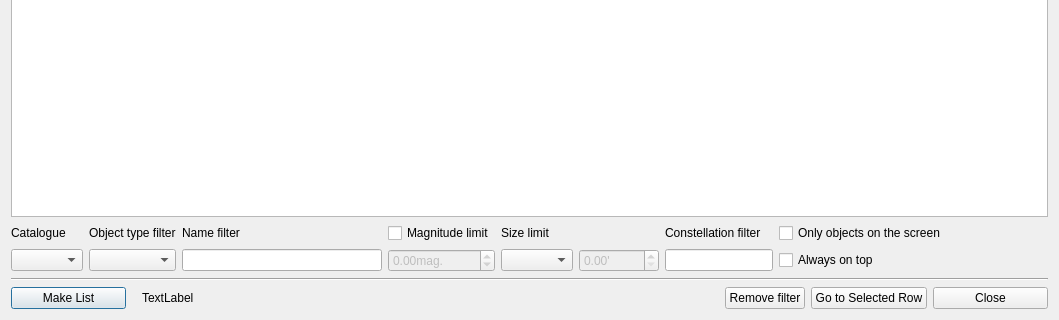
This is cdsocatalogue.ui in PavelMr/skytechx as Qt 5 draws it before an edit; both pictures show x 0 to 1059 and y 167 to 487 of the 1059 by 487 pixel window. The edited form follows.
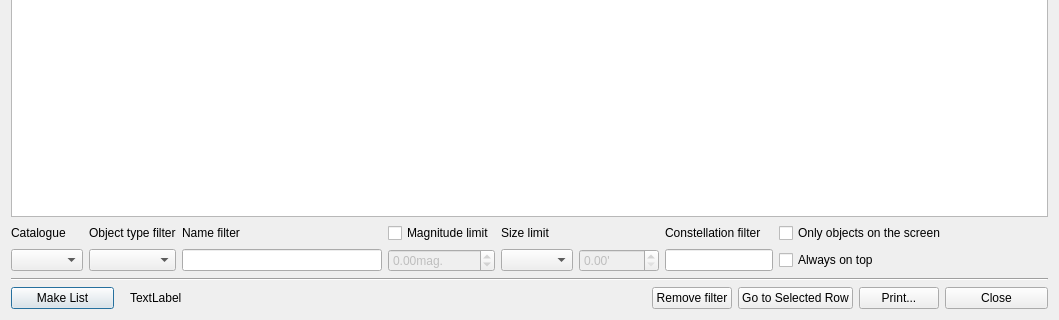
This is the edited form.

```diff
--- a/cdsocatalogue.ui
+++ b/cdsocatalogue.ui
@@ -192,7 +192,7 @@
     </layout>
    </item>
    <item row="5" column="0">
-    <layout class="QHBoxLayout" name="horizontalLayout" stretch="1,2,3,2,0,1,1">
+    <layout class="QHBoxLayout" name="horizontalLayout" stretch="1,2,3,2,0,1,0,1">
      <item>
       <widget class="QPushButton" name="pushButton_2">
        <property name="text">
@@ -250,6 +250,13 @@
        </property>
       </widget>
      </item>
+     <item>
+      <widget class="QPushButton" name="pushButton_5">
+       <property name="text">
+        <string>Print...</string>
+       </property>
+      </widget>
+     </item>
      <item>
       <widget class="QPushButton" name="pushButton">
        <property name="text">
```
